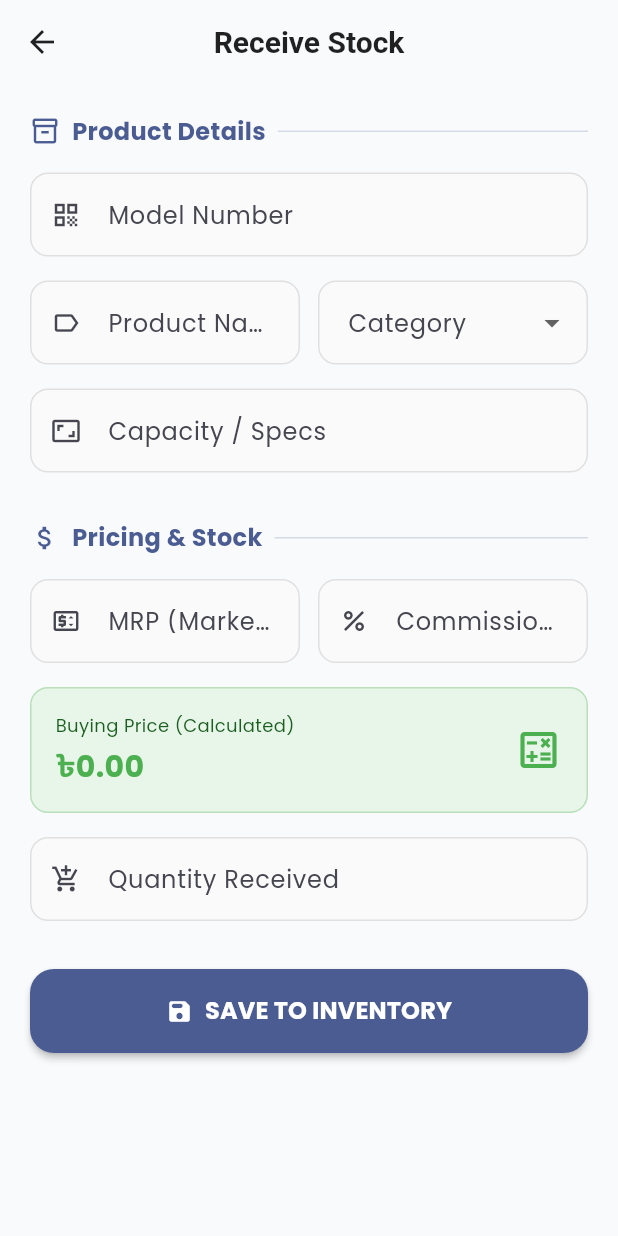
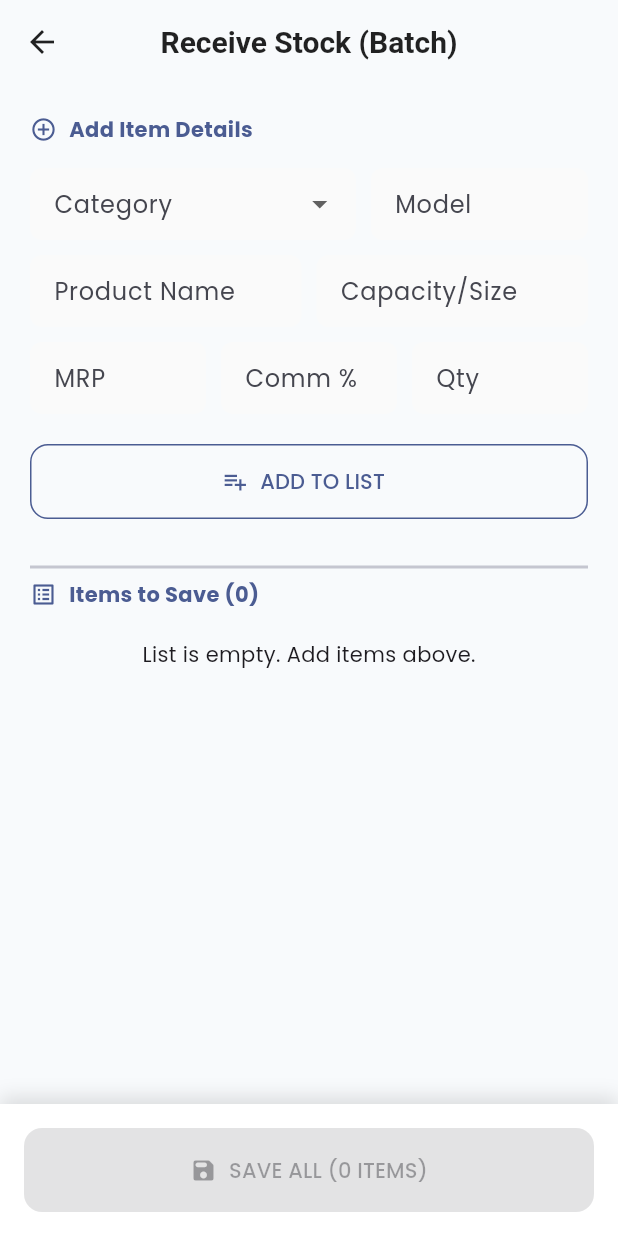
Before and after one commit to AbdullahRFA/vision_mart_app, a Flutter app: the ReceiveProductScreen screen opened directly, on a phone screen of 412 x 824 dp. Run offline on Flutter 3.47's test engine with Material 3 defaults, Android fonts, the phone set to English and light mode, and no system bars; our stand-ins replace cloud_firestore, firebase_auth, firebase_core, flutter_riverpod, google_fonts, pdf and 1 more; accounts and stored records are empty.

Commit message:
fix(inventory): restore inventoryStreamProvider and fix navigation errors
- Restored missing `inventoryStreamProvider` in inventory_repository.dart to fix compilation error
- Updated `InventoryScreen` to correctly watch the restored provider
- Fixed `main.dart` navigation by ensuring `InventoryScreen` is defined and removing invalid `const` usage

fix(main): completely remove const keywords from navigation routes

- Removed `const` from `InventoryScreen`, `ReceiveProductScreen`, `AnalyticsScreen`, and `DueScreen` calls
- Resolved "Not a constant expression" compiler error blocking the app launch

fix(main): remove const keyword from screen navigation

- Removed 'const' from InventoryScreen and ReceiveProductScreen instantiation in Navigator
- Fixes "Not a constant expression" compiler error due to stateful widget updates

fix(inventory): restore missing inventoryStreamProvider

- Fixed error in inventory_screen.dart by defining inventoryStreamProvider in inventory_repository.dart
- Retained new batch processing logic for mixed product receiving

feat(inventory): implement batch receiving (mixed products in one go)

- Added `receiveBatchProducts` to repository for atomic batch saves
- Updated `ReceiveProductScreen` to "Challan Style": users can Add to List -> Save All
- Users can now receive Fridges, Ovens, and ACs in a single submission

Signed-off-by: AbdullahRFA <shakibrybmn@gmail.com>

```diff
--- a/lib/src/features/inventory/presentation/receive_product_screen.dart
+++ b/lib/src/features/inventory/presentation/receive_product_screen.dart
@@ -1,6 +1,7 @@
 import 'package:flutter/material.dart';
 import 'package:flutter_riverpod/flutter_riverpod.dart';
 import '../data/inventory_repository.dart';
+import '../domain/product_model.dart'; // Ensure this import exists
 import 'receiving_pdf_generator.dart';
 
 class ReceiveProductScreen extends ConsumerStatefulWidget {
@@ -21,23 +22,18 @@ class _ReceiveProductScreenState extends ConsumerState<ReceiveProductScreen> {
   final _mrpController = TextEditingController();
   final _commissionController = TextEditingController();
 
-  // State Variables
   String? _selectedCategory;
   double _calculatedBuyingPrice = 0.0;
   bool _isLoading = false;
 
-  // 👇 UPDATED: Categories based on Vision Electronics Product List
+  // 👇 NEW: List to hold mixed products before saving
+  final List<Product> _tempBatchList = [];
+
   final List<String> _categoryOptions = [
-    'Television',            // Smart TV, Google TV, LED
-    'Refrigerator & Freezer', // Glass Door, VCM, Chest Freezer
-    'Air Conditioner',       // Inverter, General, VRF
-    'Washing Machine',       // Automatic, Manual
-    'Fan & Air Cooling',     // Ceiling, Pedestal, Exhaust, Air Cooler
-    'Kitchen Appliance',     // Rice Cooker, Blender, Oven, Gas Stove
-    'Small Home Appliance',  // Iron, Kettle, Geyser, Room Heater
-    'Audio & Multimedia',    // Speakers, Home Theater
-    'Security & Smart Device', // CCTV, DVR
-    'Accessories & Digital'  // Clocks, Calculators, Remotes
+    'Television', 'Refrigerator & Freezer', 'Air Conditioner',
+    'Washing Machine', 'Fan & Air Cooling', 'Kitchen Appliance',
+    'Small Home Appliance', 'Audio & Multimedia',
+    'Security & Smart Device', 'Accessories & Digital'
   ];
 
   @override
@@ -55,80 +51,76 @@ class _ReceiveProductScreenState extends ConsumerState<ReceiveProductScreen> {
     });
   }
 
-  Future<void> _submit() async {
+  // 👇 CHANGED: Logic to ADD to local list instead of DB
+  void _addToList() {
     if (!_formKey.currentState!.validate()) return;
+    if (_selectedCategory == null) return;
+
+    final product = Product(
+      id: '', // Temp ID
+      name: _nameController.text.trim(),
+      model: _modelController.text.trim(),
+      category: _selectedCategory!,
+      capacity: _capacityController.text.trim(),
+      marketPrice: double.parse(_mrpController.text.trim()),
+      commissionPercent: double.parse(_commissionController.text.trim()),
+      buyingPrice: _calculatedBuyingPrice,
+      currentStock: int.parse(_qtyController.text.trim()),
+    );
+
+    setState(() {
+      _tempBatchList.add(product);
+      // Clear specific fields for next entry, keep others if needed
+      _modelController.clear();
+      _nameController.clear();
+      _capacityController.clear();
+      _qtyController.clear();
+      // We might keep MRP/Commission if entering similar items, but let's clear for safety
+      _mrpController.clear();
+      _commissionController.clear();
+      _calculatedBuyingPrice = 0.0;
+    });
+
+    ScaffoldMessenger.of(context).showSnackBar(
+      SnackBar(content: Text("${product.category} Added to List! Add more or Save All."), duration: const Duration(seconds: 1)),
+    );
+  }
+
+  // 👇 NEW: Logic to Save the whole Batch
+  Future<void> _submitBatch() async {
+    if (_tempBatchList.isEmpty) return;
 
     setState(() => _isLoading = true);
 
     try {
-      // 1. Save to Database
-      await ref.read(inventoryRepositoryProvider).receiveProduct(
-        name: _nameController.text.trim(),
-        model: _modelController.text.trim(),
-        category: _selectedCategory!,
-        capacity: _capacityController.text.trim(),
-        quantity: int.parse(_qtyController.text.trim()),
-        mrp: double.parse(_mrpController.text.trim()),
-        commission: double.parse(_commissionController.text.trim()),
-      );
+      await ref.read(inventoryRepositoryProvider).receiveBatchProducts(_tempBatchList);
 
-      // 2. Capture Data for PDF
-      final pdfData = {
-        'name': _nameController.text.trim(),
-        'model': _modelController.text.trim(),
-        'category': _selectedCategory!,
-        'qty': int.parse(_qtyController.text.trim()),
-        'mrp': double.parse(_mrpController.text.trim()),
-        'buyPrice': _calculatedBuyingPrice,
-      };
-
-      if (mounted) _showSuccessDialog(pdfData);
-    } catch (e, stackTrace) {
-      debugPrint("🔴 ERROR SAVING PRODUCT: $e");
-      debugPrint("🔍 STACK TRACE: $stackTrace");
-      if (mounted) {
-        ScaffoldMessenger.of(context).showSnackBar(
-          SnackBar(content: Text('Error: $e'), backgroundColor: Colors.red),
-        );
-      }
+      if (mounted) _showBatchSuccessDialog();
+    } catch (e) {
+      debugPrint("Error: $e");
+      if (mounted) ScaffoldMessenger.of(context).showSnackBar(SnackBar(content: Text('Error: $e'), backgroundColor: Colors.red));
     } finally {
       if (mounted) setState(() => _isLoading = false);
     }
   }
 
-  void _showSuccessDialog(Map<String, dynamic> pdfData) {
+  void _showBatchSuccessDialog() {
     showDialog(
       context: context,
       barrierDismissible: false,
       builder: (ctx) => AlertDialog(
         icon: const Icon(Icons.check_circle_rounded, color: Colors.green, size: 48),
-        title: const Text("Stock Added!"),
-        content: const Text("Product received successfully.\nGenerate Inward Challan / Memo?"),
+        title: const Text("Batch Received!"),
+        content: Text("Successfully added ${_tempBatchList.length} items to inventory."),
         actions: [
           TextButton(
             onPressed: () {
               Navigator.pop(ctx);
               Navigator.pop(context);
             },
-            child: const Text("No, Close"),
+            child: const Text("Close"),
           ),
-          FilledButton.icon(
-            icon: const Icon(Icons.print_rounded),
-            label: const Text("Print Memo"),
-            onPressed: () {
-              Navigator.pop(ctx);
-              ReceivingPdfGenerator.generateReceivingMemo(
-                productName: pdfData['name'] as String,
-                model: pdfData['model'] as String,
-                category: pdfData['category'] as String,
-                quantity: pdfData['qty'] as int,
-                mrp: pdfData['mrp'] as double,
-                buyingPrice: pdfData['buyPrice'] as double,
-                receivedBy: "Admin",
-              );
-              Navigator.pop(context);
-            },
-          )
+          // You can add a loop here to generate a master PDF if needed
         ],
       ),
     );
@@ -139,69 +131,88 @@ class _ReceiveProductScreenState extends ConsumerState<ReceiveProductScreen> {
     final isDark = Theme.of(context).brightness == Brightness.dark;
 
     return Scaffold(
-      appBar: AppBar(title: const Text('Receive Stock')),
-      body: SingleChildScrollView(
+      appBar: AppBar(
+        title: const Text('Receive Stock (Batch)'),
+        actions: [
+          // Show item count badge
+          if (_tempBatchList.isNotEmpty)
+            Padding(
+              padding: const EdgeInsets.only(right: 16),
+              child: Center(
+                child: Badge(
+                  label: Text('${_tempBatchList.length}'),
+                  child: const Icon(Icons.shopping_cart_outlined),
+                ),
+              ),
+            )
+        ],
+      ),
+      body: Column(
+        children: [
+          Expanded(
+            child: SingleChildScrollView(
               padding: const EdgeInsets.all(20.0),
               child: Form(
                 key: _formKey,
                 child: Column(
                   crossAxisAlignment: CrossAxisAlignment.start,
                   children: [
-              // SECTION 1: PRODUCT DETAILS
-              _SectionHeader(title: "Product Details", icon: Icons.inventory_2_outlined),
+                    // --- INPUT FORM ---
+                    _SectionHeader(title: "Add Item Details", icon: Icons.add_circle_outline),
                     const SizedBox(height: 16),
 
-              TextFormField(
-                controller: _modelController,
-                textInputAction: TextInputAction.next,
-                decoration: _inputDecor(label: 'Model Number', hint: 'e.g. VIS-32-LED-SMART', icon: Icons.qr_code),
-                validator: (v) => v!.isEmpty ? 'Required' : null,
+                    // Row 1: Category & Model
+                    Row(
+                      children: [
+                        Expanded(
+                          flex: 3,
+                          child: DropdownButtonFormField<String>(
+                            isExpanded: true,
+                            value: _selectedCategory,
+                            items: _categoryOptions.map((c) => DropdownMenuItem(value: c, child: Text(c, style: const TextStyle(fontSize: 13), overflow: TextOverflow.ellipsis))).toList(),
+                            onChanged: (v) => setState(() => _selectedCategory = v),
+                            decoration: _inputDecor(label: 'Category'),
+                            validator: (v) => v == null ? 'Required' : null,
                           ),
-              const SizedBox(height: 16),
-
-              Row(
-                crossAxisAlignment: CrossAxisAlignment.start,
-                children: [
+                        ),
+                        const SizedBox(width: 10),
                         Expanded(
                           flex: 2,
                           child: TextFormField(
-                      controller: _nameController,
+                            controller: _modelController,
                             textInputAction: TextInputAction.next,
-                      decoration: _inputDecor(label: 'Product Name', icon: Icons.label_outline),
-                      validator: (v) => v!.isEmpty ? 'Required' : null,
-                    ),
-                  ),
-                  const SizedBox(width: 12),
-                  Expanded(
-                    flex: 2,
-                    // Dropdown for Category
-                    child: DropdownButtonFormField<String>(
-                      isExpanded: true,
-                      value: _selectedCategory,
-                      items: _categoryOptions.map((String category) {
-                        return DropdownMenuItem(value: category, child: Text(category, style: const TextStyle(fontSize: 13), overflow: TextOverflow.ellipsis));
-                      }).toList(),
-                      onChanged: (newValue) => setState(() => _selectedCategory = newValue),
-                      decoration: _inputDecor(label: 'Category'),
-                      validator: (v) => v == null ? 'Required' : null,
-                      dropdownColor: isDark ? const Color(0xFF1E293B) : Colors.white,
+                            decoration: _inputDecor(label: 'Model'),
+                            validator: (v) => v!.isEmpty ? 'Req' : null,
                           ),
                         ),
                       ],
                     ),
-              const SizedBox(height: 16),
-              TextFormField(
+                    const SizedBox(height: 10),
+
+                    // Row 2: Name & Capacity
+                    Row(
+                      children: [
+                        Expanded(
+                          child: TextFormField(
+                            controller: _nameController,
+                            textInputAction: TextInputAction.next,
+                            decoration: _inputDecor(label: 'Product Name'),
+                            validator: (v) => v!.isEmpty ? 'Req' : null,
+                          ),
+                        ),
+                        const SizedBox(width: 10),
+                        Expanded(
+                          child: TextFormField(
                             controller: _capacityController,
                             textInputAction: TextInputAction.next,
-                decoration: _inputDecor(label: 'Capacity / Specs', hint: 'e.g., 32 Inch, 1.5 Ton', icon: Icons.aspect_ratio),
+                            decoration: _inputDecor(label: 'Capacity/Size'),
                           ),
+                        ),
+                      ],
+                    ),
+                    const SizedBox(height: 10),
 
-              const SizedBox(height: 32),
-
-              // SECTION 2: COSTING
-              _SectionHeader(title: "Pricing & Stock", icon: Icons.attach_money),
-              const SizedBox(height: 16),
-
+                    // Row 3: Pricing
                     Row(
                       children: [
                         Expanded(
@@ -209,99 +220,133 @@ class _ReceiveProductScreenState extends ConsumerState<ReceiveProductScreen> {
                             controller: _mrpController,
                             keyboardType: TextInputType.number,
                             textInputAction: TextInputAction.next,
-                      decoration: _inputDecor(label: 'MRP (Market Price)', icon: Icons.price_change_outlined),
-                      validator: (v) => v!.isEmpty ? 'Required' : null,
+                            decoration: _inputDecor(label: 'MRP'),
+                            validator: (v) => v!.isEmpty ? 'Req' : null,
                           ),
                         ),
-                  const SizedBox(width: 12),
+                        const SizedBox(width: 10),
                         Expanded(
                           child: TextFormField(
                             controller: _commissionController,
                             keyboardType: TextInputType.number,
                             textInputAction: TextInputAction.next,
-                      decoration: _inputDecor(label: 'Commission %', icon: Icons.percent),
-                      validator: (v) => v!.isEmpty ? 'Required' : null,
+                            decoration: _inputDecor(label: 'Comm %'),
+                            validator: (v) => v!.isEmpty ? 'Req' : null,
+                          ),
+                        ),
+                        const SizedBox(width: 10),
+                        Expanded(
+                          child: TextFormField(
+                            controller: _qtyController,
+                            keyboardType: TextInputType.number,
+                            textInputAction: TextInputAction.done,
+                            decoration: _inputDecor(label: 'Qty'),
+                            validator: (v) => v!.isEmpty ? 'Req' : null,
                           ),
                         ),
                       ],
                     ),
-              const SizedBox(height: 16),
 
-              // Buying Price Card
+                    const SizedBox(height: 20),
+
+                    // ADD BUTTON
+                    SizedBox(
+                      width: double.infinity,
+                      height: 50,
+                      child: OutlinedButton.icon(
+                        onPressed: _addToList,
+                        icon: const Icon(Icons.playlist_add),
+                        label: const Text("ADD TO LIST"),
+                        style: OutlinedButton.styleFrom(
+                          side: BorderSide(color: Theme.of(context).primaryColor),
+                          shape: RoundedRectangleBorder(borderRadius: BorderRadius.circular(12)),
+                        ),
+                      ),
+                    ),
+
+                    const SizedBox(height: 24),
+                    const Divider(thickness: 2),
+                    _SectionHeader(title: "Items to Save (${_tempBatchList.length})", icon: Icons.list_alt),
+
+                    // --- BATCH LIST PREVIEW ---
+                    if (_tempBatchList.isEmpty)
+                      const Padding(
+                        padding: EdgeInsets.all(20.0),
+                        child: Center(child: Text("List is empty. Add items above.")),
+                      )
+                    else
+                      ListView.builder(
+                        shrinkWrap: true,
+                        physics: const NeverScrollableScrollPhysics(),
+                        itemCount: _tempBatchList.length,
+                        itemBuilder: (context, index) {
+                          final item = _tempBatchList[index];
+                          return Card(
+                            margin: const EdgeInsets.symmetric(vertical: 4),
+                            child: ListTile(
+                              dense: true,
+                              leading: CircleAvatar(
+                                  child: Text("${index + 1}"),
+                                  radius: 12,
+                                  backgroundColor: Colors.grey.shade300
+                              ),
+                              title: Text("${item.category} - ${item.model}", style: const TextStyle(fontWeight: FontWeight.bold)),
+                              subtitle: Text("Qty: ${item.currentStock} | Buy: ${item.buyingPrice.toStringAsFixed(0)}"),
+                              trailing: IconButton(
+                                icon: const Icon(Icons.remove_circle_outline, color: Colors.red),
+                                onPressed: () => setState(() => _tempBatchList.removeAt(index)),
+                              ),
+                            ),
+                          );
+                        },
+                      ),
+
+                    // Add extra space at bottom for the FAB/Button
+                    const SizedBox(height: 80),
+                  ],
+                ),
+              ),
+            ),
+          ),
+
+          // --- BOTTOM ACTION BAR ---
           Container(
             padding: const EdgeInsets.all(16),
             decoration: BoxDecoration(
-                  color: isDark ? const Color(0xFF1E293B) : Colors.green.shade50,
-                  borderRadius: BorderRadius.circular(12),
-                  border: Border.all(color: Colors.green.withOpacity(0.3)),
+              color: isDark ? const Color(0xFF1E293B) : Colors.white,
+              boxShadow: [BoxShadow(color: Colors.black12, blurRadius: 10, offset: const Offset(0, -5))],
             ),
-                child: Row(
-                  mainAxisAlignment: MainAxisAlignment.spaceBetween,
-                  children: [
-                    Column(
-                      crossAxisAlignment: CrossAxisAlignment.start,
-                      children: [
-                        Text("Buying Price (Calculated)", style: TextStyle(color: isDark ? Colors.white70 : Colors.green.shade900, fontSize: 12)),
-                        const SizedBox(height: 4),
-                        Text(
-                          "৳${_calculatedBuyingPrice.toStringAsFixed(2)}",
-                          style: const TextStyle(fontSize: 20, fontWeight: FontWeight.bold, color: Colors.green),
-                        ),
-                      ],
-                    ),
-                    const Icon(Icons.calculate_outlined, color: Colors.green, size: 32),
-                  ],
-                ),
-              ),
-
-              const SizedBox(height: 16),
-              TextFormField(
-                controller: _qtyController,
-                keyboardType: TextInputType.number,
-                textInputAction: TextInputAction.done,
-                decoration: _inputDecor(label: 'Quantity Received', icon: Icons.add_shopping_cart),
-                validator: (v) => v!.isEmpty ? 'Required' : null,
-              ),
-
-              const SizedBox(height: 32),
-
-              SizedBox(
+            child: SizedBox(
               width: double.infinity,
               height: 56,
               child: ElevatedButton.icon(
-                  onPressed: _isLoading ? null : _submit,
+                onPressed: (_isLoading || _tempBatchList.isEmpty) ? null : _submitBatch,
                 icon: const Icon(Icons.save_rounded),
                 label: _isLoading
                     ? const CircularProgressIndicator(color: Colors.white)
-                      : const Text('SAVE TO INVENTORY', style: TextStyle(fontSize: 16, fontWeight: FontWeight.bold)),
+                    : Text("SAVE ALL (${_tempBatchList.length} ITEMS)"),
                 style: ElevatedButton.styleFrom(
-                    backgroundColor: Theme.of(context).primaryColor,
+                  backgroundColor: Colors.green,
                   foregroundColor: Colors.white,
-                    shape: RoundedRectangleBorder(borderRadius: BorderRadius.circular(16)),
+                  shape: RoundedRectangleBorder(borderRadius: BorderRadius.circular(12)),
+                ),
               ),
             ),
           ),
         ],
       ),
-        ),
-      ),
     );
   }
 
-  InputDecoration _inputDecor({required String label, String? hint, IconData? icon}) {
+  InputDecoration _inputDecor({required String label}) {
     final isDark = Theme.of(context).brightness == Brightness.dark;
     return InputDecoration(
       labelText: label,
-      hintText: hint,
-      prefixIcon: icon != null ? Icon(icon, size: 20) : null,
       filled: true,
       fillColor: isDark ? const Color(0xFF1E293B) : Colors.grey[50],
-      border: OutlineInputBorder(borderRadius: BorderRadius.circular(12), borderSide: BorderSide.none),
-      enabledBorder: OutlineInputBorder(
-        borderRadius: BorderRadius.circular(12),
-        borderSide: BorderSide(color: isDark ? Colors.transparent : Colors.grey.shade300),
-      ),
-      contentPadding: const EdgeInsets.symmetric(horizontal: 16, vertical: 16),
+      border: OutlineInputBorder(borderRadius: BorderRadius.circular(8), borderSide: BorderSide.none),
+      contentPadding: const EdgeInsets.symmetric(horizontal: 12, vertical: 12),
+      isDense: true,
     );
   }
 }
@@ -315,18 +360,9 @@ class _SectionHeader extends StatelessWidget {
   Widget build(BuildContext context) {
     return Row(
       children: [
-        Icon(icon, size: 20, color: Theme.of(context).primaryColor),
+        Icon(icon, size: 18, color: Theme.of(context).primaryColor),
         const SizedBox(width: 8),
-        Text(
-            title,
-            style: TextStyle(
-              color: Theme.of(context).primaryColor,
-              fontWeight: FontWeight.bold,
-              fontSize: 16,
-            )
-        ),
-        const SizedBox(width: 8),
-        Expanded(child: Divider(color: Theme.of(context).primaryColor.withOpacity(0.2))),
+        Text(title, style: TextStyle(color: Theme.of(context).primaryColor, fontWeight: FontWeight.bold)),
       ],
     );
   }
```
Also changed, not shown: lib/main.dart (+14 -41 lines), lib/src/features/inventory/data/inventory_repository.dart (+46 -48 lines), lib/src/features/inventory/presentation/inventory_screen.dart (+9 -45 lines). Lines whose indentation alone changed are shown as unchanged.
